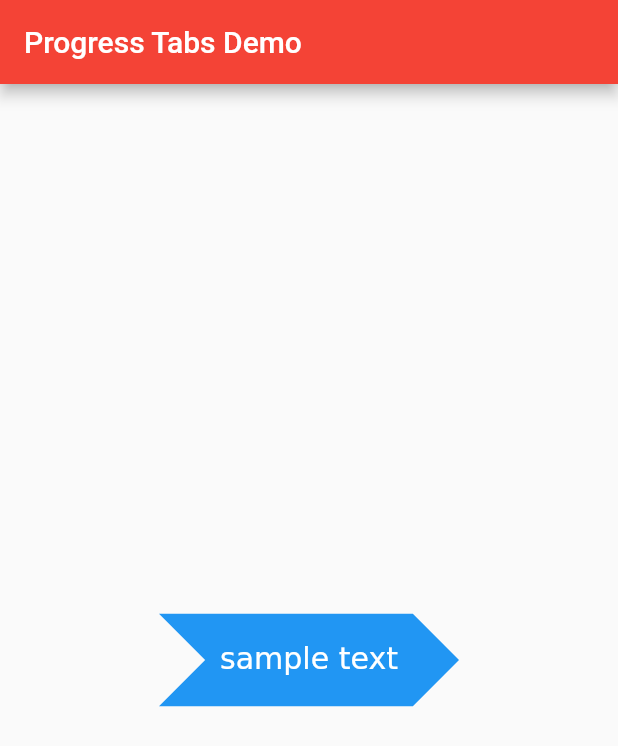
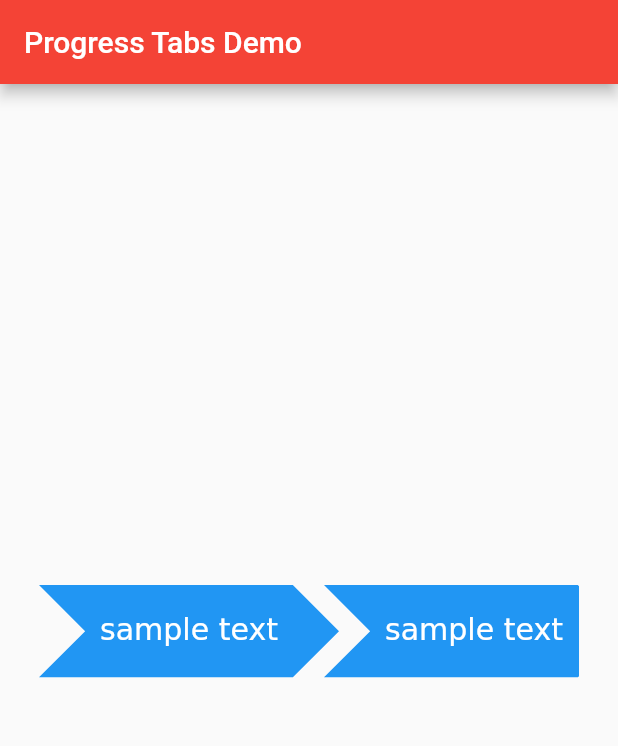
Before and after one commit to underwhelmingToaster/progress_tab_bar, a Flutter app: the screen it shows after launch, on a phone screen of 412 x 824 dp. Shown: the top 746 px of the screen. Run offline on Flutter 3.47's test engine with Material 2 defaults, Android fonts, the light colour scheme and no system bars; missing offline and left inert: flutter_shapes.

Commit message:
put button inside stack to enable adjusting spacing between buttons

```diff
--- a/example/lib/main.dart
+++ b/example/lib/main.dart
@@ -41,13 +41,17 @@ class _MyHomePageState extends State<MyHomePage> {
       appBar: AppBar(
         title: Text(widget.title),
       ),
-      body: Center(
-        child: Column(
-          mainAxisAlignment: MainAxisAlignment.center,
-          children: const <Widget>[
-            ProgressTab()
-          ],
-        ),
+      body: const Center(
+        child: Padding(
+          padding: EdgeInsets.all(26),
+          child: ProgressTabBar(
+              children: [
+                ProgressTab(),
+                ProgressTab(),
+                ProgressTab(),
+              ]
+          ),
+        )
       ),
     );
   }
--- a/lib/progress_tab_bar.dart
+++ b/lib/progress_tab_bar.dart
@@ -3,17 +3,27 @@ library progress_tab_bar;
 import 'package:flutter/cupertino.dart';
 import 'package:flutter/material.dart';
 import 'package:progress_tab_bar/src/progress_tab.dart';
-import 'package:progress_tab_bar/src/progress_tab_bar.dart';
+import 'package:progress_tab_bar/src/tab_bar.dart';
 
 class ProgressTabBar extends StatefulWidget {
-  const ProgressTabBar({Key? key}) : super(key: key);
+  final List<ProgressTab> children;
+
+  const ProgressTabBar({
+    Key? key,
+    required this.children,
+  }) : super(key: key);
   @override
   ProgressTabBarState createState() => ProgressTabBarState();
 }
 
 
 class ProgressTab extends StatefulWidget {
-  const ProgressTab({Key? key}) : super(key: key);
+  final double width;
+
+  const ProgressTab({
+    Key? key,
+    this.width = 200,
+  }) : super(key: key);
   @override
   ProgressTabState createState() => ProgressTabState();
 }
--- a/lib/src/progress_tab.dart
+++ b/lib/src/progress_tab.dart
@@ -6,13 +6,18 @@ import '../progress_tab_bar.dart';
 class ProgressTabState extends State<ProgressTab> {
   @override
   Widget build(BuildContext context) {
-    double size = 200;
+    double width = widget.width;
+
     return RawMaterialButton(
       child: CustomPaint(
-        size: Size(size,(size*0.3076923076923077).toDouble()),
+        size: Size(width,(width * 0.3076923076923077).toDouble()),
         painter: ButtonPainter(),
       ),
       onPressed: () { },
     );
   }
+
+  double get width {
+    return widget.width;
+  }
 }
--- a/lib/src/progress_tab_bar.dart
+++ /dev/null
@@ -1,10 +0,0 @@
-import 'package:flutter/cupertino.dart';
-import '../progress_tab_bar.dart';
-
-class ProgressTabBarState extends State<ProgressTabBar> {
-  @override
-  Widget build(BuildContext context) {
-    // TODO: implement build
-    throw UnimplementedError();
-  }
-}
--- /dev/null
+++ b/lib/src/tab_bar.dart
@@ -0,0 +1,41 @@
+import 'package:flutter/cupertino.dart';
+import '../progress_tab_bar.dart';
+
+class ProgressTabBarState extends State<ProgressTabBar> {
+  @override
+  Widget build(BuildContext context) {
+    return SingleChildScrollView(
+      child: SizedBox(
+        width: 600,
+        child: SingleChildScrollView(
+          scrollDirection: Axis.horizontal,
+          child: SizedBox(
+            width: 3000,
+            height: 100,
+            child: stackBuilder(widget.children),
+          )
+
+        )
+      )
+
+    );
+  }
+
+  Stack stackBuilder (List<ProgressTab> tabs) {
+    List<Positioned> positionedTabs = new List.empty(growable: true);
+    double xPos = 0;
+    for (int i = 0; i < tabs.length; i++) {
+      positionedTabs.add(
+        Positioned(
+          left: xPos,
+          child: tabs[i]
+        )
+      );
+      xPos += tabs[i].width - 10;
+    }
+
+    return Stack(
+      children: positionedTabs,
+    );
+  }
+}
```
